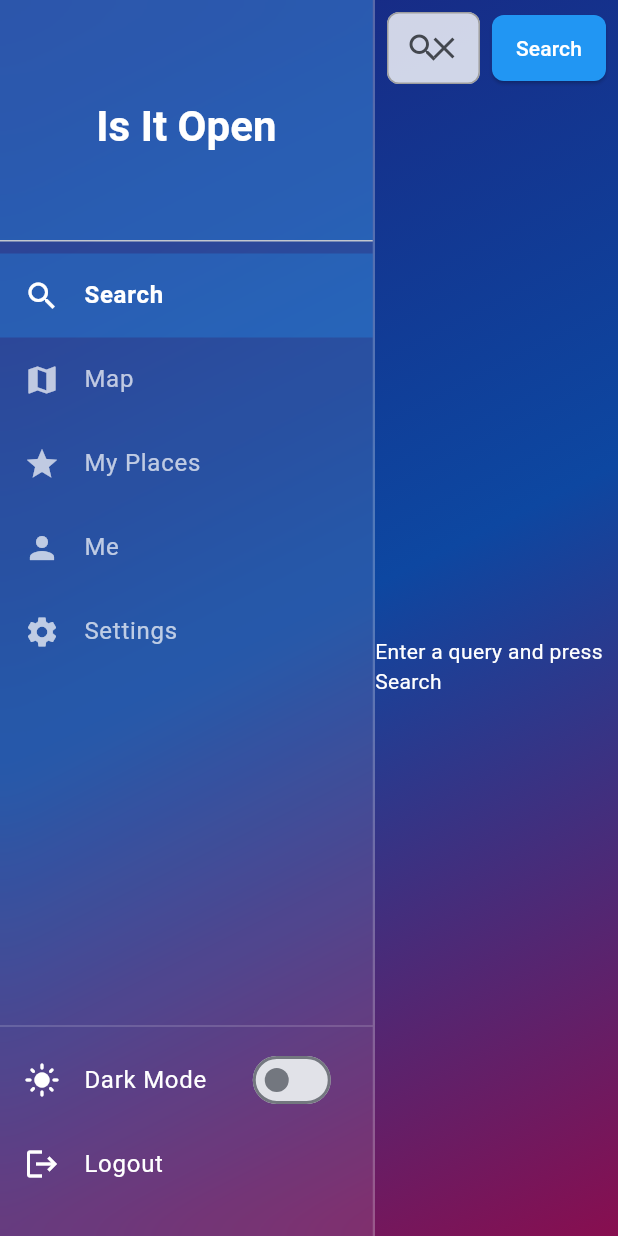
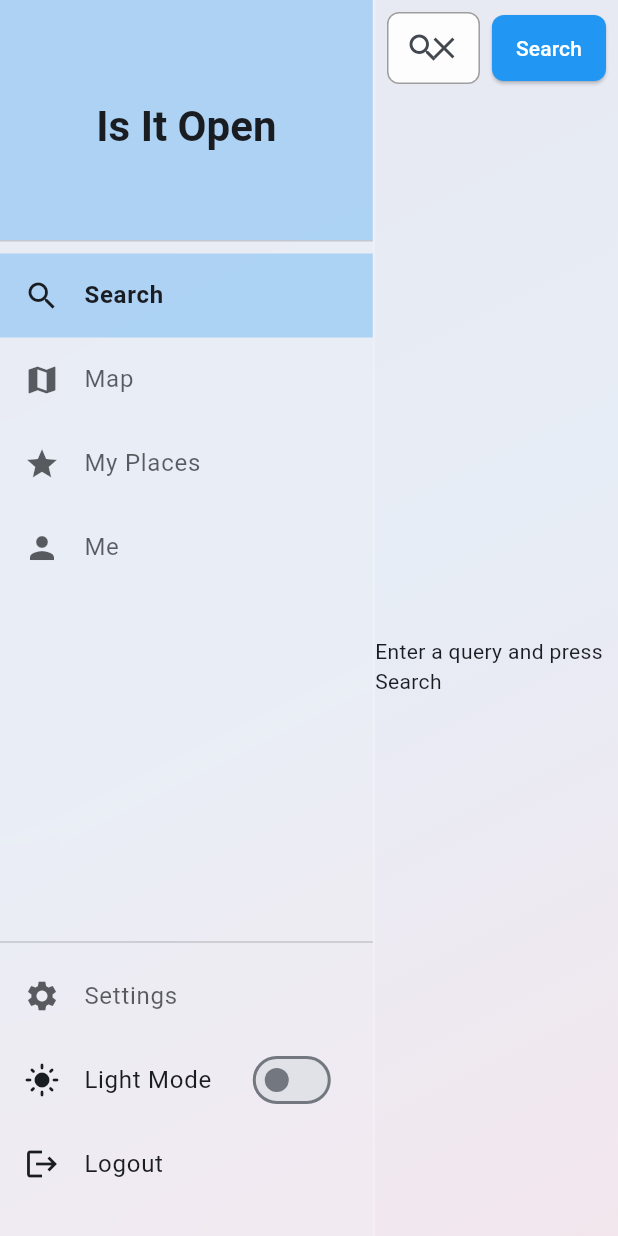
Before and after one commit to BrandonLC2020/is-it-open, a Flutter app: the HomeScreen screen opened directly, on a phone screen of 412 x 824 dp. Run offline on Flutter 3.47's test engine with Material 3 defaults, Android fonts, the phone set to English and light mode, and no system bars; drawn by our look-alikes of calendar_view; our stand-ins replace dio, equatable, flutter_bloc, flutter_map, latlong2, shared_preferences; accounts and stored records are empty.

Commit message:
feat: implement place bookmarking and improve theme support
- Added bookmarking endpoint to backend API
- Implemented place bookmarking functionality in frontend
- Refactored frontend components to use system/theme-based colors instead of hardcoded white
- Improved theme switching logic in SideMenu
- Updated various screens to support dynamic colors and better accessibility

```diff
--- a/frontend/lib/components/shared/side_menu.dart
+++ b/frontend/lib/components/shared/side_menu.dart
@@ -43,7 +43,7 @@ class SideMenu extends StatelessWidget {
               child: Text(
                 'Is It Open',
                 style: Theme.of(context).textTheme.headlineMedium?.copyWith(
-                  color: Colors.white,
+                  color: Theme.of(context).colorScheme.onSurface,
                   fontWeight: FontWeight.bold,
                 ),
               ),
@@ -57,31 +57,43 @@ class SideMenu extends StatelessWidget {
                 _buildNavItem(context, 1, 'Map', Icons.map),
                 _buildNavItem(context, 2, 'My Places', Icons.star),
                 _buildNavItem(context, 3, 'Me', Icons.person),
-                _buildNavItem(context, 4, 'Settings', Icons.settings),
               ],
             ),
           ),
-          Divider(color: Colors.white.withValues(alpha: 0.2)),
+          Divider(
+            color: Theme.of(
+              context,
+            ).colorScheme.onSurface.withValues(alpha: 0.2),
+          ),
+          _buildNavItem(context, 4, 'Settings', Icons.settings),
           ListTile(
             leading: Icon(
               isDarkMode ? Icons.dark_mode : Icons.light_mode,
-              color: Colors.white,
+              color: Theme.of(context).colorScheme.onSurface,
             ),
-            title: const Text(
-              'Dark Mode',
-              style: TextStyle(color: Colors.white),
+            title: Text(
+              isDarkMode ? 'Dark Mode' : 'Light Mode',
+              style: TextStyle(color: Theme.of(context).colorScheme.onSurface),
             ),
             trailing: Switch(
               value: isDarkMode,
               onChanged: (value) {
-                context.read<ThemeCubit>().toggleTheme();
+                context.read<ThemeCubit>().setTheme(
+                  value ? ThemeMode.dark : ThemeMode.light,
+                );
               },
               activeThumbColor: Theme.of(context).primaryColor,
             ),
           ),
           ListTile(
-            leading: const Icon(Icons.logout, color: Colors.white),
-            title: const Text('Logout', style: TextStyle(color: Colors.white)),
+            leading: Icon(
+              Icons.logout,
+              color: Theme.of(context).colorScheme.onSurface,
+            ),
+            title: Text(
+              'Logout',
+              style: TextStyle(color: Theme.of(context).colorScheme.onSurface),
+            ),
             onTap: () {
               context.read<AuthBloc>().add(LogoutRequested());
             },
@@ -99,16 +111,19 @@ class SideMenu extends StatelessWidget {
     IconData icon,
   ) {
     final isSelected = selectedIndex == index;
+    final fgColor = Theme.of(context).colorScheme.onSurface;
+    final unselectedColor = fgColor.withValues(alpha: 0.7);
+
     return Container(
       color: isSelected
           ? Theme.of(context).primaryColor.withValues(alpha: 0.3)
           : Colors.transparent,
       child: ListTile(
-        leading: Icon(icon, color: isSelected ? Colors.white : Colors.white70),
+        leading: Icon(icon, color: isSelected ? fgColor : unselectedColor),
         title: Text(
           title,
           style: TextStyle(
-            color: isSelected ? Colors.white : Colors.white70,
+            color: isSelected ? fgColor : unselectedColor,
             fontWeight: isSelected ? FontWeight.bold : FontWeight.normal,
           ),
         ),
--- a/frontend/lib/screens/home_screen.dart
+++ b/frontend/lib/screens/home_screen.dart
@@ -36,14 +36,16 @@ class _HomeScreenState extends State<HomeScreen> {
       body: Stack(
         children: [
           Container(
-            decoration: const BoxDecoration(
+            decoration: BoxDecoration(
               gradient: LinearGradient(
                 begin: Alignment.topLeft,
                 end: Alignment.bottomRight,
                 colors: [
-                  Color(0xFF1A237E), // Deep Blue
-                  Color(0xFF0D47A1), // Blue
-                  Color(0xFF880E4F), // Pink/Purple accent
+                  const Color(0xFF1A237E).withOpacity(0.1), // Deep Blue
+                  const Color(0xFF0D47A1).withOpacity(0.1), // Blue
+                  const Color(
+                    0xFF880E4F,
+                  ).withOpacity(0.1), // Pink/Purple accent
                 ],
               ),
             ),
--- a/frontend/lib/screens/search_screen.dart
+++ b/frontend/lib/screens/search_screen.dart
@@ -62,7 +62,9 @@ class _SearchScreenState extends State<SearchScreen> {
                               ),
                               border: const OutlineInputBorder(),
                               filled: true,
-                              fillColor: Colors.white.withValues(alpha: 0.8),
+                              fillColor: Theme.of(
+                                context,
+                              ).cardColor.withValues(alpha: 0.9),
                             ),
                             textInputAction: TextInputAction.search,
                             onSubmitted: (_) => _performSearch(context),
@@ -94,7 +96,9 @@ class _SearchScreenState extends State<SearchScreen> {
                         itemBuilder: (context, index) {
                           final place = state.places[index];
                           return Card(
-                            color: Colors.white.withValues(alpha: 0.8),
+                            color: Theme.of(
+                              context,
+                            ).cardColor.withValues(alpha: 0.9),
                             margin: const EdgeInsets.symmetric(
                               horizontal: 8,
                               vertical: 4,
@@ -116,10 +120,12 @@ class _SearchScreenState extends State<SearchScreen> {
                         },
                       );
                     }
-                    return const Center(
+                    return Center(
                       child: Text(
                         'Enter a query and press Search',
-                        style: TextStyle(color: Colors.white),
+                        style: TextStyle(
+                          color: Theme.of(context).colorScheme.onSurface,
+                        ),
                       ),
                     );
                   },
```
Also changed, not shown: frontend/lib/screens/me_screen.dart (+9 -2 lines), frontend/lib/screens/my_places_screen.dart (+5 -2 lines), frontend/lib/screens/place_detail_screen.dart (+19 -5 lines), frontend/lib/screens/settings_screen.dart (+5 -2 lines), frontend/lib/services/api_service.dart (+12 -2 lines), 1 other file.
